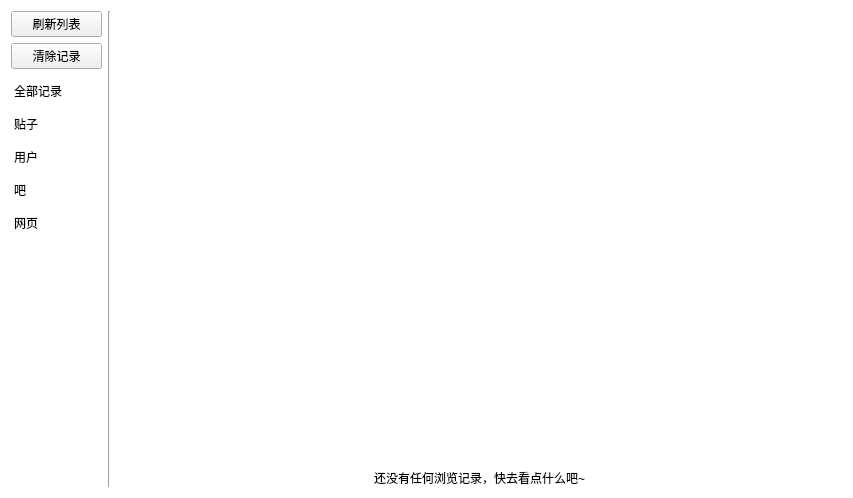
The window that resf/view_history.ui (clb-128258/TiebaDesktop) describes before a commit, drawn with Qt 5.
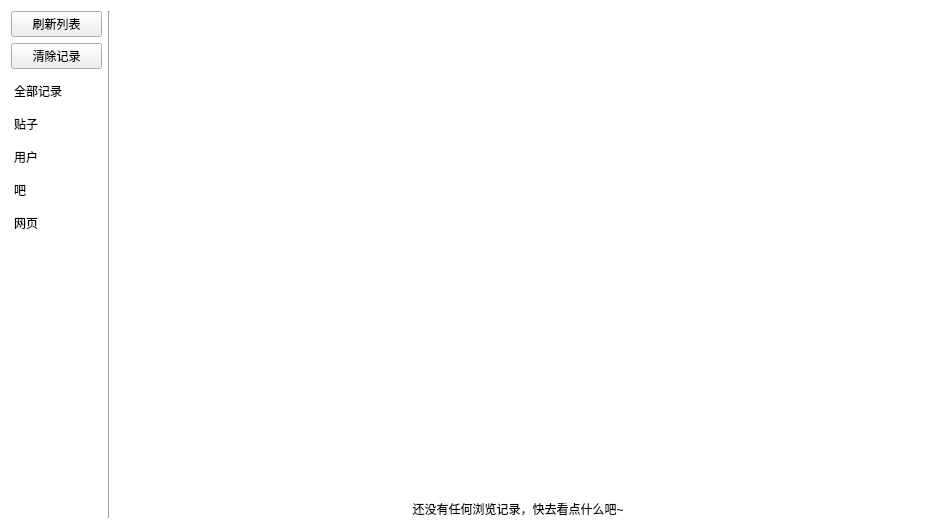
The same window after the commit. Icons and pictures are not drawn.

Diff of the .ui file:
```diff
--- a/resf/view_history.ui
+++ b/resf/view_history.ui
@@ -6,8 +6,8 @@
    <rect>
     <x>0</x>
     <y>0</y>
-    <width>853</width>
-    <height>498</height>
+    <width>930</width>
+    <height>529</height>
    </rect>
   </property>
   <property name="palette">
@@ -207,8 +207,8 @@
        <rect>
         <x>0</x>
         <y>0</y>
-        <width>727</width>
-        <height>480</height>
+        <width>804</width>
+        <height>511</height>
        </rect>
       </property>
       <property name="palette">
```
